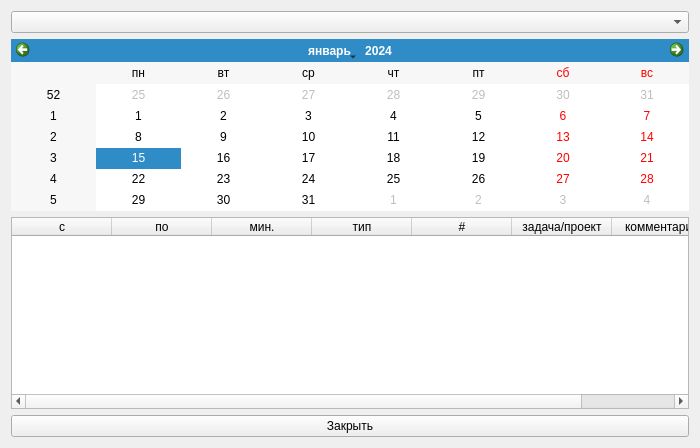
Before: the Qt Designer form showtimewindow.ui in xaionaro/tasks, drawn with Qt 5.
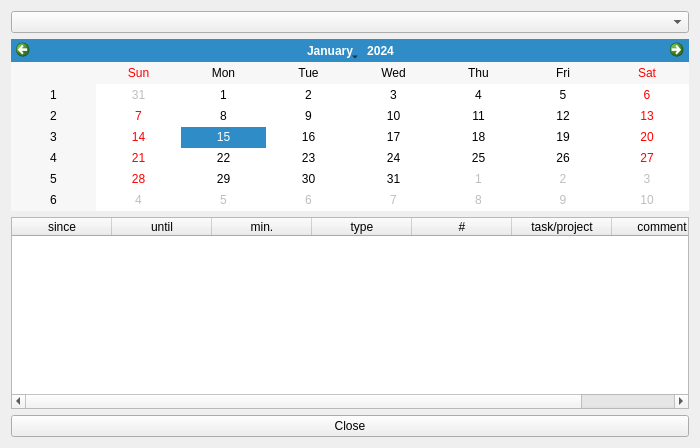
After: the same form once the commit is applied.

```diff
--- a/showtimewindow.ui
+++ b/showtimewindow.ui
@@ -28,7 +28,10 @@
         </size>
        </property>
        <property name="locale">
-        <locale language="Russian" country="Russia"/>
+        <locale language="English" country="UnitedStates"/>
+       </property>
+       <property name="firstDayOfWeek">
+        <enum>Qt::Sunday</enum>
        </property>
       </widget>
      </item>
@@ -36,22 +39,22 @@
       <widget class="QTableWidget" name="timeEntries">
        <column>
         <property name="text">
-         <string>с</string>
+         <string>since</string>
         </property>
        </column>
        <column>
         <property name="text">
-         <string>по</string>
+         <string>until</string>
         </property>
        </column>
        <column>
         <property name="text">
-         <string>мин.</string>
+         <string>min.</string>
         </property>
        </column>
        <column>
         <property name="text">
-         <string>тип</string>
+         <string>type</string>
         </property>
        </column>
        <column>
@@ -61,12 +64,12 @@
        </column>
        <column>
         <property name="text">
-         <string>задача/проект</string>
+         <string>task/project</string>
         </property>
        </column>
        <column>
         <property name="text">
-         <string>комментарий</string>
+         <string>comment</string>
         </property>
        </column>
       </widget>
@@ -74,7 +77,7 @@
      <item>
       <widget class="QPushButton" name="closeButton">
        <property name="text">
-        <string>Закрыть</string>
+        <string>Close</string>
        </property>
       </widget>
      </item>
```
